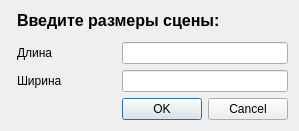
Qt form SceneSizesInput.ui (DenisBabarykin/InteriorRedactor) before a commit.
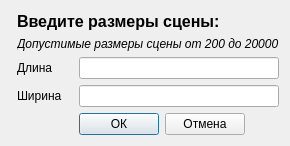
The same form after that commit.

Commit message: Улучшено взаимодействие между формами. В метаданные фигуры добавлена позиция. На ввод размеров сцены установлен валидатор. Добавлен файл ресурсов: иконки меню и мебели. Начато написание класса GraphicsFurnitureItem - отображение объекта мебели на схеме.

What changed in the file:
```diff
--- a/SceneSizesInput.ui
+++ b/SceneSizesInput.ui
@@ -6,15 +6,21 @@
    <rect>
     <x>0</x>
     <y>0</y>
-    <width>289</width>
-    <height>124</height>
+    <width>253</width>
+    <height>138</height>
    </rect>
   </property>
+  <property name="maximumSize">
+   <size>
+    <width>253</width>
+    <height>142</height>
+   </size>
+  </property>
   <property name="windowTitle">
    <string>Создание новой сцены</string>
   </property>
   <layout class="QGridLayout" name="gridLayout">
-   <item row="0" column="0" rowspan="2">
+   <item row="0" column="0">
     <spacer name="horizontalSpacer">
      <property name="orientation">
       <enum>Qt::Horizontal</enum>
@@ -27,7 +33,7 @@
      </property>
     </spacer>
    </item>
-   <item row="0" column="1" colspan="2">
+   <item row="0" column="1" colspan="3">
     <widget class="QLabel" name="lblHeader">
      <property name="font">
       <font>
@@ -41,7 +47,7 @@
      </property>
     </widget>
    </item>
-   <item row="0" column="3" rowspan="2">
+   <item row="0" column="4">
     <spacer name="horizontalSpacer_2">
      <property name="orientation">
       <enum>Qt::Horizontal</enum>
@@ -54,18 +60,17 @@
      </property>
     </spacer>
    </item>
-   <item row="1" column="2">
-    <spacer name="verticalSpacer">
-     <property name="orientation">
-      <enum>Qt::Vertical</enum>
+   <item row="1" column="1" colspan="4">
+    <widget class="QLabel" name="lblRange">
+     <property name="font">
+      <font>
+       <italic>true</italic>
+      </font>
      </property>
-     <property name="sizeHint" stdset="0">
-      <size>
-       <width>20</width>
-       <height>0</height>
-      </size>
+     <property name="text">
+      <string>Допустимые размеры сцены от 200 до 20000</string>
      </property>
-    </spacer>
+    </widget>
    </item>
    <item row="2" column="1">
     <widget class="QLabel" name="lblLength">
@@ -74,7 +79,7 @@
      </property>
     </widget>
    </item>
-   <item row="2" column="2" colspan="2">
+   <item row="2" column="2" colspan="3">
     <widget class="QLineEdit" name="ledtLength"/>
    </item>
    <item row="3" column="1">
@@ -84,7 +89,7 @@
      </property>
     </widget>
    </item>
-   <item row="3" column="2" colspan="2">
+   <item row="3" column="2" colspan="3">
     <widget class="QLineEdit" name="ledtWidth"/>
    </item>
    <item row="4" column="0" colspan="2">
@@ -100,13 +105,29 @@
      </property>
     </spacer>
    </item>
-   <item row="4" column="2" colspan="2">
-    <widget class="QDialogButtonBox" name="buttonBox">
-     <property name="orientation">
-      <enum>Qt::Horizontal</enum>
+   <item row="4" column="2">
+    <widget class="QPushButton" name="btnOk">
+     <property name="sizePolicy">
+      <sizepolicy hsizetype="Fixed" vsizetype="Fixed">
+       <horstretch>0</horstretch>
+       <verstretch>0</verstretch>
+      </sizepolicy>
      </property>
-     <property name="standardButtons">
-      <set>QDialogButtonBox::Cancel|QDialogButtonBox::Ok</set>
+     <property name="text">
+      <string>ОК</string>
+     </property>
+    </widget>
+   </item>
+   <item row="4" column="3" colspan="2">
+    <widget class="QPushButton" name="btnCancel">
+     <property name="sizePolicy">
+      <sizepolicy hsizetype="Fixed" vsizetype="Fixed">
+       <horstretch>0</horstretch>
+       <verstretch>0</verstretch>
+      </sizepolicy>
+     </property>
+     <property name="text">
+      <string>Отмена</string>
      </property>
     </widget>
    </item>
```
Left out of the diff: 38 changed lines with no effect on the pictures. The commit also changes 26 other files.
